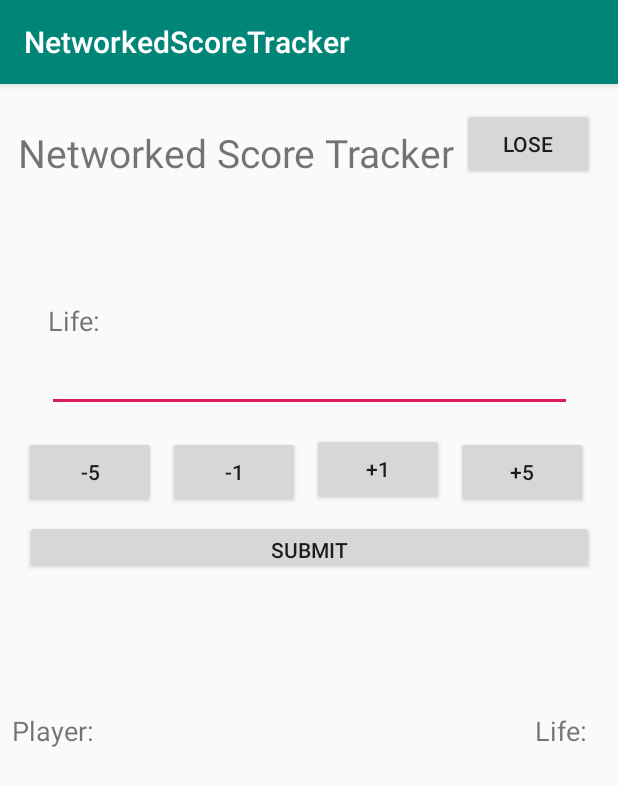
After one commit to fargusplumdoodle/NetworkedScoreTracker, an Android app: the inGame screen opened directly, with no data from a screen before it, on a phone screen of 412 x 824 dp. The commit adds this screen. Shown: the top 786 px of the screen. Run offline under Robolectric (Android 15) with nearby library versions, the phone set to English and light mode, and no system bars.

Commit message:
InGame screen now has controlls and list view

```diff
--- a/app/src/main/AndroidManifest.xml
+++ b/app/src/main/AndroidManifest.xml
@@ -9,7 +9,8 @@
         android:roundIcon="@mipmap/ic_launcher_round"
         android:supportsRtl="true"
         android:theme="@style/AppTheme">
-        <activity android:name=".NewGameActivity"></activity>
+        <activity android:name=".inGame"></activity>
+        <activity android:name=".NewGameActivity" />
         <activity android:name=".MainActivity">
             <intent-filter>
                 <action android:name="android.intent.action.MAIN" />
--- a/app/src/main/java/ra/sekhnet/networkedscoretracker/NewGameActivity.java
+++ b/app/src/main/java/ra/sekhnet/networkedscoretracker/NewGameActivity.java
@@ -3,11 +3,15 @@ package ra.sekhnet.networkedscoretracker;
 import android.content.Intent;
 import android.os.Bundle;
 import android.support.v7.app.AppCompatActivity;
+import android.view.View;
 import android.widget.ArrayAdapter;
 import android.widget.ListView;
 import android.widget.TextView;
 
+import static ra.sekhnet.networkedscoretracker.MainActivity.PLAYER_NAME;
+
 public class NewGameActivity extends AppCompatActivity {
+    public String playerName;
 
     @Override
     protected void onCreate(Bundle savedInstanceState) {
@@ -16,7 +20,7 @@ public class NewGameActivity extends AppCompatActivity {
 
         // getting playername
         Intent intent = getIntent();
-        String playerName = intent.getStringExtra(MainActivity.PLAYER_NAME);
+        playerName = intent.getStringExtra(PLAYER_NAME);
 
         TextView playerNameTextView = (TextView) findViewById(R.id.PlayerNameViewServerNewGame);
         playerNameTextView.setText(playerName);
@@ -53,4 +57,11 @@ public class NewGameActivity extends AppCompatActivity {
         theListView.setAdapter(theAdapter);
         */
     }
+
+    public void startGame(View view){
+        Intent intent = new Intent(this, inGame.class);
+
+        intent.putExtra(PLAYER_NAME, playerName);
+        startActivity(intent);
+    }
 }
--- /dev/null
+++ b/app/src/main/java/ra/sekhnet/networkedscoretracker/inGame.java
@@ -0,0 +1,18 @@
+package ra.sekhnet.networkedscoretracker;
+
+import android.content.Intent;
+import android.os.Bundle;
+import android.support.v7.app.AppCompatActivity;
+
+public class inGame extends AppCompatActivity {
+
+    @Override
+    protected void onCreate(Bundle savedInstanceState) {
+        super.onCreate(savedInstanceState);
+        setContentView(R.layout.activity_in_game);
+
+        // getting player name
+        Intent intent = getIntent();
+        String playerName = intent.getStringExtra(MainActivity.PLAYER_NAME);
+    }
+}
--- /dev/null
+++ b/app/src/main/res/layout/activity_in_game.xml
@@ -0,0 +1,154 @@
+<?xml version="1.0" encoding="utf-8"?>
+<android.support.constraint.ConstraintLayout xmlns:android="http://schemas.android.com/apk/res/android"
+    xmlns:app="http://schemas.android.com/apk/res-auto"
+    xmlns:tools="http://schemas.android.com/tools"
+    android:layout_width="match_parent"
+    android:layout_height="match_parent"
+    tools:context=".inGame">
+
+    <TextView
+        android:id="@+id/textView7"
+        android:layout_width="47dp"
+        android:layout_height="24dp"
+        android:layout_marginEnd="8dp"
+        android:layout_marginRight="8dp"
+        android:text="@string/LifeTotalLabel"
+        android:textSize="18sp"
+        app:layout_constraintBottom_toTopOf="@+id/inGamePlayerListView"
+        app:layout_constraintEnd_toEndOf="parent" />
+
+    <TextView
+        android:id="@+id/textView4"
+        android:layout_width="wrap_content"
+        android:layout_height="wrap_content"
+        android:layout_marginStart="12dp"
+        android:layout_marginLeft="12dp"
+        android:layout_marginTop="28dp"
+        android:text="@string/Title"
+        android:textSize="26dp"
+        app:layout_constraintStart_toStartOf="parent"
+        app:layout_constraintTop_toTopOf="parent" />
+
+    <Button
+        android:id="@+id/button3"
+        android:layout_width="wrap_content"
+        android:layout_height="wrap_content"
+        android:layout_marginTop="16dp"
+        android:layout_marginEnd="16dp"
+        android:layout_marginRight="16dp"
+        android:text="@string/loseGameButtonText"
+        app:layout_constraintEnd_toEndOf="parent"
+        app:layout_constraintTop_toTopOf="parent" />
+
+    <EditText
+        android:id="@+id/lifeTotalEditText"
+        android:layout_width="350dp"
+        android:layout_height="47dp"
+        android:layout_marginStart="16dp"
+        android:layout_marginLeft="16dp"
+        android:layout_marginTop="1dp"
+        android:layout_marginEnd="16dp"
+        android:layout_marginRight="16dp"
+        android:ems="10"
+        android:inputType="number"
+        app:layout_constraintEnd_toEndOf="parent"
+        app:layout_constraintStart_toStartOf="parent"
+        app:layout_constraintTop_toBottomOf="@+id/textView6" />
+
+    <TextView
+        android:id="@+id/textView6"
+        android:layout_width="wrap_content"
+        android:layout_height="wrap_content"
+        android:layout_marginStart="32dp"
+        android:layout_marginLeft="32dp"
+        android:layout_marginTop="82dp"
+        android:text="@string/LifeTotalLabel"
+        android:textSize="18sp"
+        app:layout_constraintStart_toStartOf="parent"
+        app:layout_constraintTop_toBottomOf="@+id/textView4" />
+
+    <Button
+        android:id="@+id/button4"
+        android:layout_width="wrap_content"
+        android:layout_height="wrap_content"
+        android:layout_marginStart="16dp"
+        android:layout_marginLeft="16dp"
+        android:layout_marginTop="16dp"
+        android:text="@string/minus5Button"
+        app:layout_constraintStart_toStartOf="parent"
+        app:layout_constraintTop_toBottomOf="@+id/lifeTotalEditText" />
+
+    <Button
+        android:id="@+id/button5"
+        android:layout_width="wrap_content"
+        android:layout_height="wrap_content"
+        android:layout_marginStart="8dp"
+        android:layout_marginLeft="8dp"
+        android:layout_marginTop="16dp"
+        android:text="@string/minus1Button"
+        app:layout_constraintStart_toEndOf="@+id/button4"
+        app:layout_constraintTop_toBottomOf="@+id/lifeTotalEditText" />
+
+    <Button
+        android:id="@+id/button6"
+        android:layout_width="wrap_content"
+        android:layout_height="wrap_content"
+        android:layout_marginStart="8dp"
+        android:layout_marginLeft="8dp"
+        android:layout_marginTop="14dp"
+        android:text="@string/plus1Button"
+        app:layout_constraintStart_toEndOf="@+id/button5"
+        app:layout_constraintTop_toBottomOf="@+id/lifeTotalEditText" />
+
+    <Button
+        android:id="@+id/button7"
+        android:layout_width="wrap_content"
+        android:layout_height="wrap_content"
+        android:layout_marginStart="8dp"
+        android:layout_marginLeft="8dp"
+        android:layout_marginTop="16dp"
+        android:text="@string/plus5Button"
+        app:layout_constraintStart_toEndOf="@+id/button6"
+        app:layout_constraintTop_toBottomOf="@+id/lifeTotalEditText" />
+
+    <Button
+        android:id="@+id/submit_life_button"
+        android:layout_width="379dp"
+        android:layout_height="36dp"
+        android:layout_marginStart="32dp"
+        android:layout_marginLeft="32dp"
+        android:layout_marginTop="8dp"
+        android:layout_marginEnd="32dp"
+        android:layout_marginRight="32dp"
+        android:text="@string/submitButton"
+        app:layout_constraintEnd_toEndOf="parent"
+        app:layout_constraintStart_toStartOf="parent"
+        app:layout_constraintTop_toBottomOf="@+id/button4" />
+
+    <ListView
+        android:id="@+id/inGamePlayerListView"
+        android:layout_width="395dp"
+        android:layout_height="241dp"
+        android:layout_marginStart="8dp"
+        android:layout_marginLeft="8dp"
+        android:layout_marginTop="32dp"
+        android:layout_marginEnd="8dp"
+        android:layout_marginRight="8dp"
+        app:layout_constraintBottom_toBottomOf="parent"
+        app:layout_constraintEnd_toEndOf="parent"
+        app:layout_constraintHorizontal_bias="1.0"
+        app:layout_constraintStart_toStartOf="parent"
+        app:layout_constraintTop_toBottomOf="@+id/submit_life_button" />
+
+    <TextView
+        android:id="@+id/textView5"
+        android:layout_width="182dp"
+        android:layout_height="24dp"
+        android:layout_marginStart="8dp"
+        android:layout_marginLeft="8dp"
+        android:text="@string/PlayerLabel"
+        android:textSize="18sp"
+        app:layout_constraintBottom_toTopOf="@+id/inGamePlayerListView"
+        app:layout_constraintStart_toStartOf="parent" />
+
+</android.support.constraint.ConstraintLayout>
--- a/app/src/main/res/layout/activity_new_game.xml
+++ b/app/src/main/res/layout/activity_new_game.xml
@@ -79,13 +79,14 @@
         app:layout_constraintVertical_bias="0.483" />
 
     <Button
-        android:id="@+id/button3"
+        android:id="@+id/startGameButton"
         android:layout_width="wrap_content"
         android:layout_height="wrap_content"
         android:layout_marginStart="61dp"
         android:layout_marginLeft="61dp"
         android:layout_marginEnd="109dp"
         android:layout_marginRight="109dp"
+        android:onClick="startGame"
         android:text="@string/startGameServerButton"
         app:layout_constraintBaseline_toBaselineOf="@+id/joinedPlayersLabel"
         app:layout_constraintEnd_toEndOf="parent"
--- a/app/src/main/res/values/strings.xml
+++ b/app/src/main/res/values/strings.xml
@@ -7,6 +7,13 @@
     <string name="JoinGame_button">Join Game</string>
     <string name="NewGameTitle_textView">New Game!</string>
     <string name="hostLabel">Host:</string>
+    <string name="LifeTotalLabel">Life:</string>
+    <string name="loseGameButtonText">Lose</string>
     <string name="startGameServerButton">Start Game!</string>
     <string name="joinedPlayersLabel">Joined Players:</string>
+    <string name="plus5Button">+5</string>
+    <string name="minus5Button">-5</string>
+    <string name="plus1Button">+1</string>
+    <string name="minus1Button">-1</string>
+    <string name="submitButton">Submit</string>
 </resources>
```
